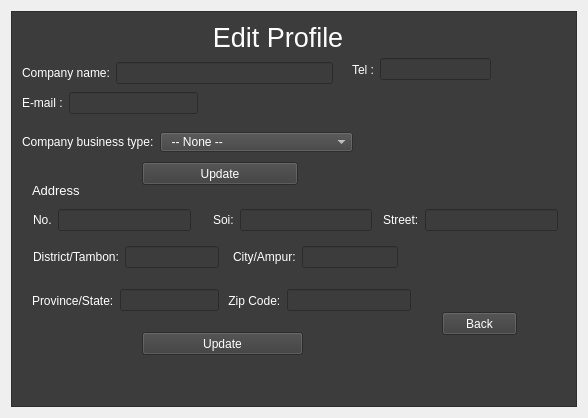
Before: the Qt Designer form ui_form/Company_Edit_Profile.ui in Sirawap/PathFinder-Project, drawn with Qt 5.
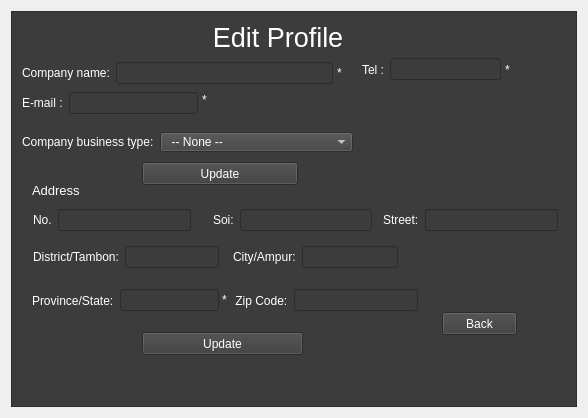
After: the same form once the commit is applied. Icons and pictures are not drawn.

Commit message: com ed pro

What changed in the file:
```diff
--- a/ui_form/Company_Edit_Profile.ui
+++ b/ui_form/Company_Edit_Profile.ui
@@ -18,6 +18,12 @@
 	background-image: url(:/bg/grey.png);
 	color: white
 }
+QLabel#error_label_add{
+	color: red;
+}
+QLabel#error_label_prof{
+	color: red;
+}
 
 QComboBox{
 	
@@ -130,8 +136,8 @@
       <widget class="QLabel" name="error_label_prof">
        <property name="geometry">
         <rect>
-         <x>190</x>
-         <y>90</y>
+         <x>200</x>
+         <y>80</y>
          <width>371</width>
          <height>16</height>
         </rect>
@@ -140,7 +146,7 @@
         <string/>
        </property>
       </widget>
-      <widget class="QWidget" name="">
+      <widget class="QWidget" name="layoutWidget">
        <property name="geometry">
         <rect>
          <x>10</x>
@@ -166,7 +172,7 @@
         </item>
        </layout>
       </widget>
-      <widget class="QWidget" name="">
+      <widget class="QWidget" name="layoutWidget">
        <property name="geometry">
         <rect>
          <x>21</x>
@@ -188,7 +194,7 @@
         </item>
        </layout>
       </widget>
-      <widget class="QWidget" name="">
+      <widget class="QWidget" name="layoutWidget">
        <property name="geometry">
         <rect>
          <x>201</x>
@@ -210,7 +216,7 @@
         </item>
        </layout>
       </widget>
-      <widget class="QWidget" name="">
+      <widget class="QWidget" name="layoutWidget">
        <property name="geometry">
         <rect>
          <x>371</x>
@@ -232,7 +238,7 @@
         </item>
        </layout>
       </widget>
-      <widget class="QWidget" name="">
+      <widget class="QWidget" name="layoutWidget">
        <property name="geometry">
         <rect>
          <x>21</x>
@@ -254,7 +260,7 @@
         </item>
        </layout>
       </widget>
-      <widget class="QWidget" name="">
+      <widget class="QWidget" name="layoutWidget">
        <property name="geometry">
         <rect>
          <x>221</x>
@@ -280,7 +286,7 @@
         </item>
        </layout>
       </widget>
-      <widget class="QWidget" name="">
+      <widget class="QWidget" name="layoutWidget">
        <property name="geometry">
         <rect>
          <x>20</x>
@@ -306,10 +312,10 @@
         </item>
        </layout>
       </widget>
-      <widget class="QWidget" name="">
+      <widget class="QWidget" name="layoutWidget">
        <property name="geometry">
         <rect>
-         <x>213</x>
+         <x>220</x>
          <y>270</y>
          <width>186</width>
          <height>37</height>
@@ -328,7 +334,7 @@
         </item>
        </layout>
       </widget>
-      <widget class="QWidget" name="">
+      <widget class="QWidget" name="layoutWidget">
        <property name="geometry">
         <rect>
          <x>10</x>
@@ -411,10 +417,10 @@
         </item>
        </layout>
       </widget>
-      <widget class="QWidget" name="">
+      <widget class="QWidget" name="layoutWidget">
        <property name="geometry">
         <rect>
-         <x>340</x>
+         <x>350</x>
          <y>40</y>
          <width>139</width>
          <height>35</height>
@@ -433,7 +439,7 @@
         </item>
        </layout>
       </widget>
-      <widget class="QWidget" name="">
+      <widget class="QWidget" name="layoutWidget">
        <property name="geometry">
         <rect>
          <x>10</x>
@@ -485,6 +491,58 @@
         <string>Update</string>
        </property>
       </widget>
+      <widget class="QLabel" name="label_7">
+       <property name="geometry">
+        <rect>
+         <x>325</x>
+         <y>53</y>
+         <width>10</width>
+         <height>16</height>
+        </rect>
+       </property>
+       <property name="text">
+        <string>*</string>
+       </property>
+      </widget>
+      <widget class="QLabel" name="label_9">
+       <property name="geometry">
+        <rect>
+         <x>493</x>
+         <y>50</y>
+         <width>10</width>
+         <height>16</height>
+        </rect>
+       </property>
+       <property name="text">
+        <string>*</string>
+       </property>
+      </widget>
+      <widget class="QLabel" name="label_10">
+       <property name="geometry">
+        <rect>
+         <x>190</x>
+         <y>80</y>
+         <width>10</width>
+         <height>16</height>
+        </rect>
+       </property>
+       <property name="text">
+        <string>*</string>
+       </property>
+      </widget>
+      <widget class="QLabel" name="label_12">
+       <property name="geometry">
+        <rect>
+         <x>210</x>
+         <y>280</y>
+         <width>10</width>
+         <height>16</height>
+        </rect>
+       </property>
+       <property name="text">
+        <string>*</string>
+       </property>
+      </widget>
      </widget>
     </widget>
    </item>
```
Left out of the diff: 13 changed lines with no effect on the pictures. The commit also changes 1 other file.
